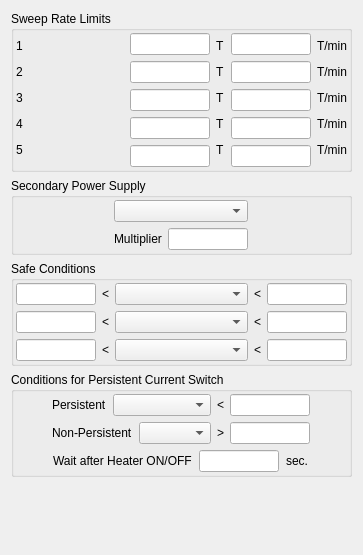
First picture: the form in modules/magnetps/core/magnetpsconfigform.ui, repository northriv/KAME, before the edit.
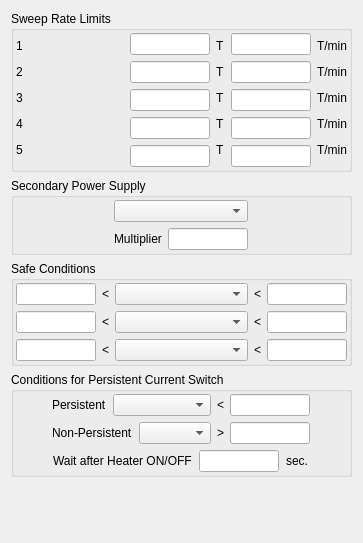
Second picture: the form after the edit.

```diff
--- a/modules/magnetps/core/magnetpsconfigform.ui
+++ b/modules/magnetps/core/magnetpsconfigform.ui
@@ -7,7 +7,7 @@
     <x>0</x>
     <y>0</y>
     <width>363</width>
-    <height>555</height>
+    <height>543</height>
    </rect>
   </property>
   <property name="windowTitle">
```
Left out of the diff: 46 changed lines with no effect on the pictures.
